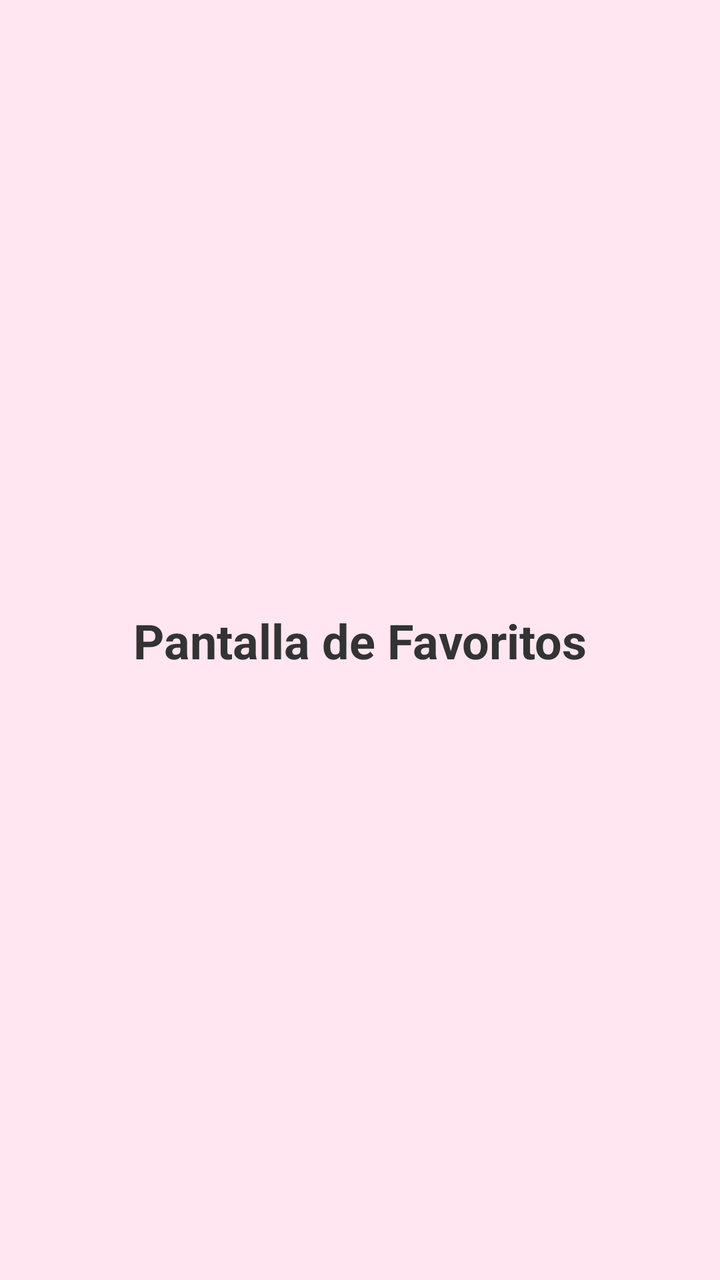
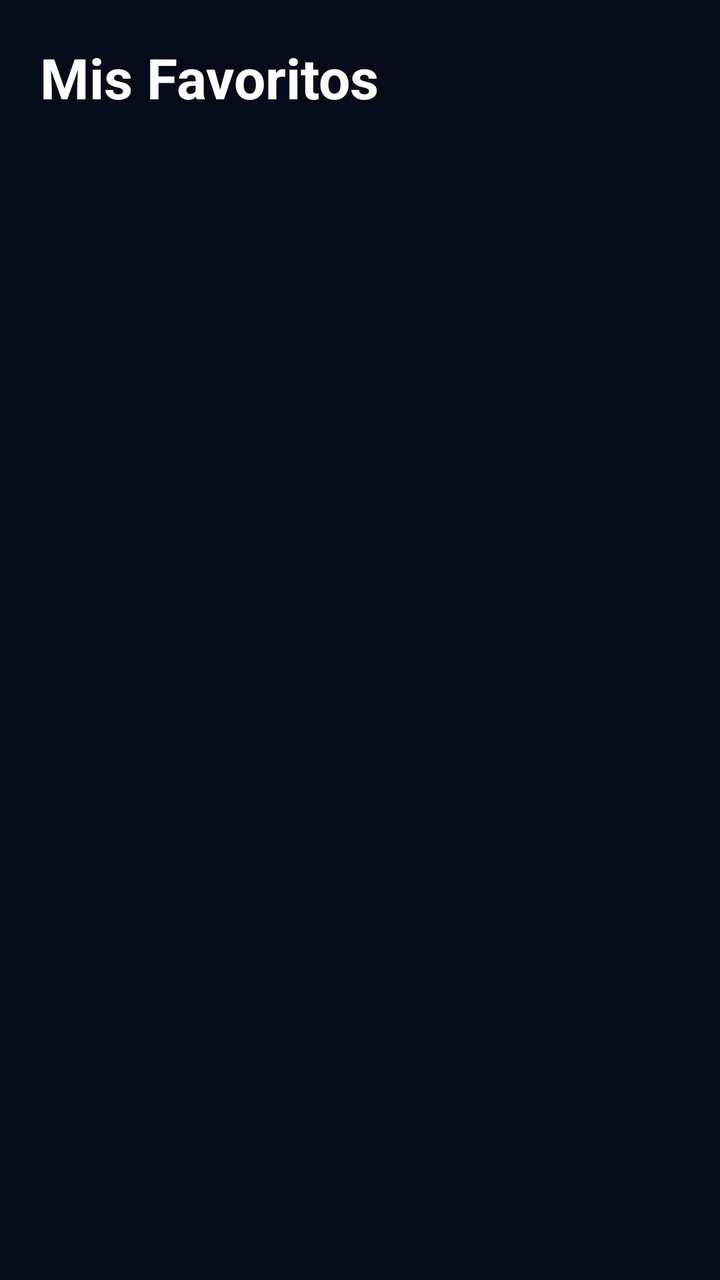

Screens rendered from an Android XML layout before and after an edit, with the pre-edit source and the edit as a unified diff.
<!-- AndroidManifest.xml: application theme Theme.PartyCoruna -->
<!-- res/layout/fragment_favoritos.xml -->
<?xml version="1.0" encoding="utf-8"?>
<androidx.constraintlayout.widget.ConstraintLayout xmlns:android="http://schemas.android.com/apk/res/android"
    xmlns:app="http://schemas.android.com/apk/res-auto"
    android:layout_width="match_parent"
    android:layout_height="match_parent"
    android:background="#FFE6F0">

    <TextView
        android:id="@+id/textView"
        android:layout_width="wrap_content"
        android:layout_height="wrap_content"
        android:text="Pantalla de Favoritos"
        android:textSize="24sp"
        android:textStyle="bold"
        android:textColor="#333333"
        app:layout_constraintBottom_toBottomOf="parent"
        app:layout_constraintEnd_toEndOf="parent"
        app:layout_constraintStart_toStartOf="parent"
        app:layout_constraintTop_toTopOf="parent" />

</androidx.constraintlayout.widget.ConstraintLayout>
<!-- resources referenced by this layout -->
<resources>
  <style name="Theme.PartyCoruna" parent="Base.Theme.PartyCoruna" />
  <style name="Base.Theme.PartyCoruna" parent="Theme.Material3.DayNight.NoActionBar">
          
          
      </style>
</resources>

<!-- the commit's change to res/layout/fragment_favoritos.xml (unified diff, before → after) -->
@@ -1,21 +1,24 @@
 <?xml version="1.0" encoding="utf-8"?>
-<androidx.constraintlayout.widget.ConstraintLayout xmlns:android="http://schemas.android.com/apk/res/android"
+<LinearLayout xmlns:android="http://schemas.android.com/apk/res/android"
     xmlns:app="http://schemas.android.com/apk/res-auto"
     android:layout_width="match_parent"
     android:layout_height="match_parent"
-    android:background="#FFE6F0">
+    android:background="#050B18"
+    android:orientation="vertical">
 
     <TextView
-        android:id="@+id/textView"
-        android:layout_width="wrap_content"
+        android:layout_width="match_parent"
         android:layout_height="wrap_content"
-        android:text="Pantalla de Favoritos"
-        android:textSize="24sp"
-        android:textStyle="bold"
-        android:textColor="#333333"
-        app:layout_constraintBottom_toBottomOf="parent"
-        app:layout_constraintEnd_toEndOf="parent"
-        app:layout_constraintStart_toStartOf="parent"
-        app:layout_constraintTop_toTopOf="parent" />
+        android:padding="20dp"
+        android:text="Mis Favoritos"
+        android:textColor="#FFFFFF"
+        android:textSize="28sp"
+        android:textStyle="bold" />
 
-</androidx.constraintlayout.widget.ConstraintLayout>
+    <androidx.recyclerview.widget.RecyclerView
+        android:id="@+id/rvFavorites"
+        android:layout_width="match_parent"
+        android:layout_height="match_parent"
+        android:padding="8dp" />
+
+</LinearLayout>
